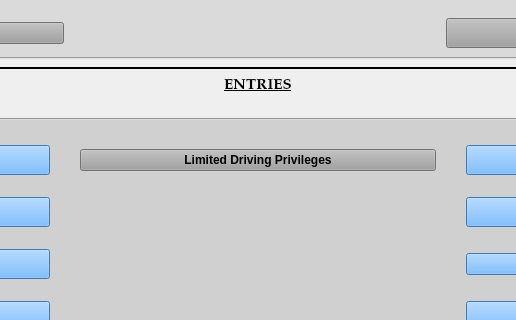
Before: the Qt Designer form munientry/views/ui/MainWindow.ui in HunterProgram22/MuniEntry, drawn with Qt 5; both pictures show x 327 to 843 and y 437 to 757 of the 1170 by 906 pixel window.
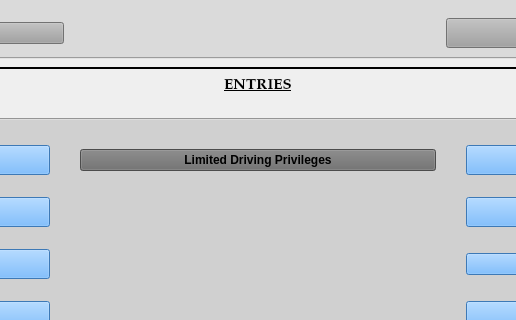
After: the same form once the commit is applied. The open tabs and pages were chosen to show the change. Custom widgets are drawn as their Qt base class.

Commit message: Set up driving privileges dialog.

```diff
--- a/munientry/views/ui/MainWindow.ui
+++ b/munientry/views/ui/MainWindow.ui
@@ -805,7 +805,7 @@
             <item row="0" column="1">
              <widget class="QPushButton" name="limited_driving_privilegesButton">
               <property name="styleSheet">
-               <string notr="true">background-color: rgb(160, 160, 160);</string>
+               <string notr="true">background-color: rgb(107, 107, 107);</string>
               </property>
               <property name="text">
                <string>Limited Driving Privileges</string>
```
The commit also changes 7 other files.
